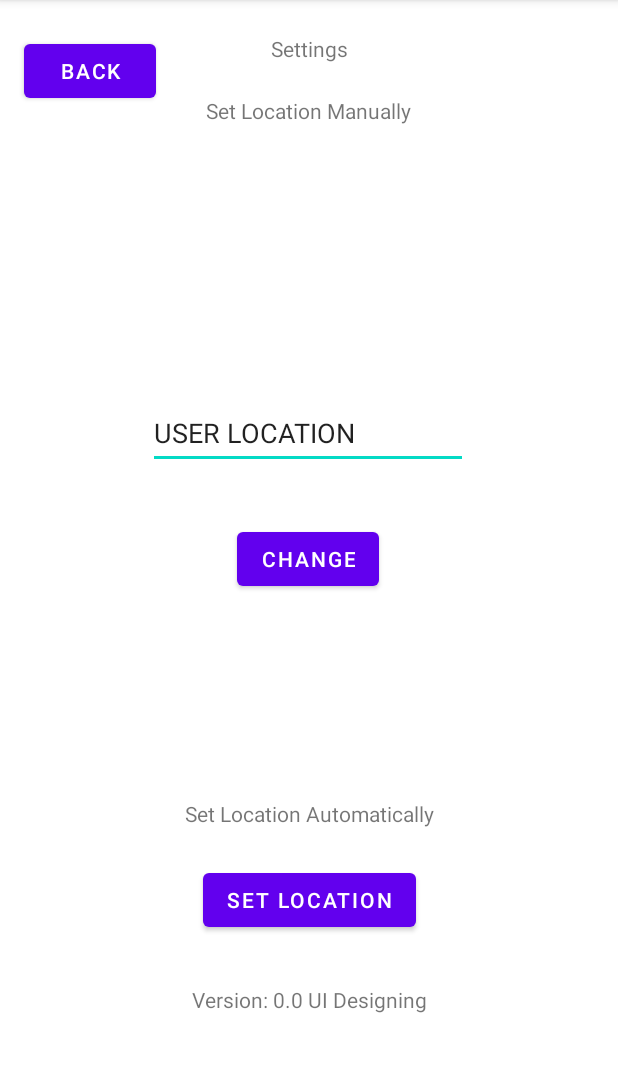
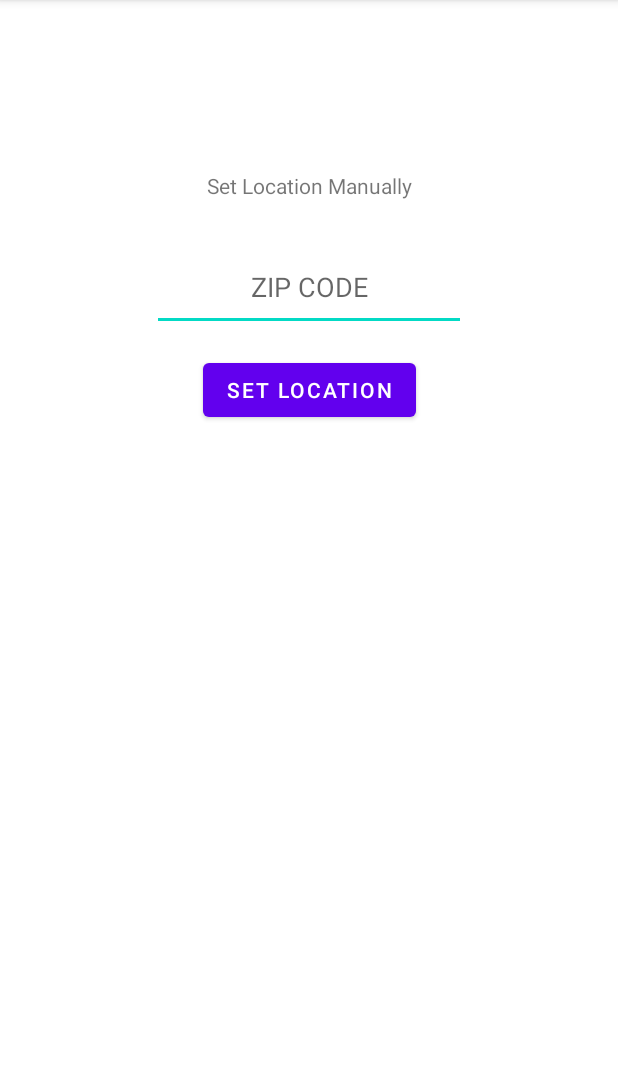
Before and after one commit to JakeHiggott/restaurant_randomizer, an Android app: the screen it shows after launch (settings), after a tap on "SETTINGS", on a phone screen of 412 x 824 dp, the part 84-1156 px from its top. Run offline under Robolectric (Android 15) with nearby library versions, the phone set to English and light mode, and no system bars.

Commit message:
Made some UI nicer: activity_favorites list_item activity_settings
Cleaned some UI:
activity_settings

Unfortunately could not make the custom location work.

```diff
--- a/app/src/main/java/com/example/tipcalculator/API.java
+++ b/app/src/main/java/com/example/tipcalculator/API.java
@@ -35,7 +35,7 @@ public class API {
             OkHttpClient client = new OkHttpClient();
 
             Request request = new Request.Builder()
-                    .url("https://travel-advisor.p.rapidapi.com/restaurants/list-by-latlng?latitude="+ lat +"&longitude=" + longi + "&distance=1&open_now=true&lunit=mi")
+                    .url("https://travel-advisor.p.rapidapi.com/restaurants/list-by-latlng?latitude="+ lat +"&longitude=" + longi + "&distance=3&open_now=true&lunit=mi")
                     .get()
                     .addHeader("x-rapidapi-host", "travel-advisor.p.rapidapi.com")
                     .addHeader("x-rapidapi-key", "cd241becc4msh5b28c628534ff6cp123f66jsnafb8b78e56b4")
@@ -57,7 +57,7 @@ public class API {
                     try{
                         JSONObject PhotoP = RID.getJSONObject("photo");
                         JSONObject imageP = PhotoP.getJSONObject("images");
-                        JSONObject thumbP = imageP.getJSONObject("thumbnail");
+                        JSONObject thumbP = imageP.getJSONObject("small");
                         RestaurantPhoto.add(thumbP.getString("url"));
                     }catch (JSONException e){
                         e.printStackTrace();
--- a/app/src/main/java/com/example/tipcalculator/Globals.java
+++ b/app/src/main/java/com/example/tipcalculator/Globals.java
@@ -20,6 +20,7 @@ public class Globals {
     public int FavID;
     public double FavLat;
     public double FavLong;
+    public int zip;
 
 
     private Globals(){}
--- a/app/src/main/java/com/example/tipcalculator/settings.java
+++ b/app/src/main/java/com/example/tipcalculator/settings.java
@@ -1,7 +1,11 @@
 package com.example.tipcalculator;
 
+import android.content.Intent;
+import android.net.Uri;
 import android.os.Bundle;
+import android.view.View;
 import android.widget.Button;
+import android.widget.EditText;
 
 import androidx.appcompat.app.AppCompatActivity;
 
@@ -11,12 +15,11 @@ public class settings extends AppCompatActivity {
     protected void onCreate(Bundle savedInstanceState) {
         super.onCreate(savedInstanceState);
         setContentView(R.layout.activity_settings);
-        settingsBackButton();
-
-    }
-    private void settingsBackButton() {
-        Button displayButton = findViewById(R.id.settingsBackButton);
-        displayButton.setOnClickListener(view -> finish());
+        Globals g = Globals.getInstance();
+        EditText zip = findViewById(R.id.editTextNumber);
+        Button set_btn = findViewById(R.id.button8);
+        set_btn.setOnClickListener(v -> g.zip = Integer.parseInt(zip.getText().toString()));
     }
 
+
 }
--- a/app/src/main/res/layout/activity_settings.xml
+++ b/app/src/main/res/layout/activity_settings.xml
@@ -1,97 +1,45 @@
 <?xml version="1.0" encoding="utf-8"?>
 <androidx.constraintlayout.widget.ConstraintLayout xmlns:android="http://schemas.android.com/apk/res/android"
     xmlns:app="http://schemas.android.com/apk/res-auto"
-    xmlns:tools="http://schemas.android.com/tools"
     android:layout_width="match_parent"
     android:layout_height="match_parent">
-
-    <Button
-        android:id="@+id/button7"
-        android:layout_width="wrap_content"
-        android:layout_height="wrap_content"
-        android:layout_marginBottom="136dp"
-        android:text="@string/change"
-        app:layout_constraintBottom_toTopOf="@+id/textView10"
-        app:layout_constraintEnd_toEndOf="parent"
-        app:layout_constraintHorizontal_bias="0.498"
-        app:layout_constraintStart_toStartOf="parent" />
-
-    <TextView
-        android:id="@+id/textView8"
-        android:layout_width="wrap_content"
-        android:layout_height="wrap_content"
-        android:text="@string/settings"
-        app:layout_constraintBottom_toTopOf="@+id/textView9"
-        app:layout_constraintEnd_toEndOf="parent"
-        app:layout_constraintStart_toStartOf="parent"
-        app:layout_constraintTop_toTopOf="parent" />
-
-    <EditText
-        android:id="@+id/editTextTextPersonName5"
-        android:layout_width="wrap_content"
-        android:layout_height="wrap_content"
-        android:layout_marginBottom="36dp"
-        android:ems="10"
-        android:inputType="textPersonName"
-        android:minHeight="48dp"
-        android:text="@string/user_location"
-        app:layout_constraintBottom_toTopOf="@+id/button7"
-        app:layout_constraintEnd_toEndOf="parent"
-        app:layout_constraintHorizontal_bias="0.497"
-        app:layout_constraintStart_toStartOf="parent"
-        android:autofillHints=""
-        tools:ignore="LabelFor" />
 
     <Button
         android:id="@+id/button8"
         android:layout_width="wrap_content"
         android:layout_height="wrap_content"
-        android:layout_marginBottom="144dp"
+        android:layout_marginTop="15dp"
         android:text="@string/set_location"
-        app:layout_constraintBottom_toBottomOf="parent"
         app:layout_constraintEnd_toEndOf="parent"
-        app:layout_constraintStart_toStartOf="parent" />
+        app:layout_constraintHorizontal_bias="0.5"
+        app:layout_constraintStart_toStartOf="parent"
+        app:layout_constraintTop_toBottomOf="@+id/editTextNumber" />
 
     <TextView
         android:id="@+id/textView9"
         android:layout_width="wrap_content"
         android:layout_height="wrap_content"
-        android:layout_marginTop="64dp"
+        android:layout_marginTop="114dp"
         android:text="@string/set_location_manually"
         app:layout_constraintEnd_toEndOf="parent"
-        app:layout_constraintHorizontal_bias="0.498"
+        app:layout_constraintHorizontal_bias="0.5"
         app:layout_constraintStart_toStartOf="parent"
         app:layout_constraintTop_toTopOf="parent" />
 
-    <TextView
-        android:id="@+id/textView10"
-        android:layout_width="wrap_content"
-        android:layout_height="wrap_content"
-        android:layout_marginBottom="24dp"
-        android:text="@string/set_location_automatically"
-        app:layout_constraintBottom_toTopOf="@+id/button8"
+    <EditText
+        android:id="@+id/editTextNumber"
+        android:layout_width="209dp"
+        android:layout_height="58dp"
+        android:layout_marginTop="29dp"
+        android:autofillHints="zip code"
+        android:ems="10"
+        android:hint="@string/zip_code_hint"
+        android:inputType="number"
+        android:maxLength="5"
+        android:textAlignment="center"
         app:layout_constraintEnd_toEndOf="parent"
-        app:layout_constraintStart_toStartOf="parent" />
-
-    <TextView
-        android:id="@+id/textView11"
-        android:layout_width="wrap_content"
-        android:layout_height="wrap_content"
-        android:layout_marginBottom="92dp"
-        android:text="@string/version_0_0_ui_designing"
-        app:layout_constraintBottom_toBottomOf="parent"
-        app:layout_constraintEnd_toEndOf="parent"
-        app:layout_constraintStart_toStartOf="parent" />
-
-    <Button
-        android:id="@+id/settingsBackButton"
-        android:layout_width="wrap_content"
-        android:layout_height="wrap_content"
-        android:layout_marginStart="16dp"
-        android:text="@string/back"
-        app:layout_constraintBottom_toBottomOf="parent"
+        app:layout_constraintHorizontal_bias="0.5"
         app:layout_constraintStart_toStartOf="parent"
-        app:layout_constraintTop_toTopOf="parent"
-        app:layout_constraintVertical_bias="0.032" />
+        app:layout_constraintTop_toBottomOf="@+id/textView9" />
 
 </androidx.constraintlayout.widget.ConstraintLayout>
--- a/app/src/main/res/layout/list_item.xml
+++ b/app/src/main/res/layout/list_item.xml
@@ -23,5 +23,7 @@
         android:layout_toEndOf="@id/image"
         android:gravity="center_vertical"
         android:text="@string/temporary"
-        android:textSize="17sp" />
+        android:textColor="@color/black"
+        android:textSize="24sp"
+        android:textStyle="normal" />
 </RelativeLayout>
--- a/app/src/main/res/values/colors.xml
+++ b/app/src/main/res/values/colors.xml
@@ -7,4 +7,6 @@
     <color name="teal_700">#FF018786</color>
     <color name="black">#FF000000</color>
     <color name="white">#FFFFFFFF</color>
+    <color name="lightGray">#EBEBEB</color>
+    <color name="lightTeal">#CBEDEE</color>
 </resources>
--- a/app/src/main/res/values/strings.xml
+++ b/app/src/main/res/values/strings.xml
@@ -6,7 +6,6 @@
     <string name="second_fragment_label">Second Fragment</string>
     <string name="next">Next</string>
     <string name="previous">Previous</string>
-
     <string name="hello_first_fragment">Hello first fragment</string>
     <string name="hello_second_fragment">Hello second fragment. Arg: %1$s</string>
     <string name="title_activity_favorites">favorites</string>
@@ -39,4 +38,5 @@
     <string name="this_action_can_not_be_undone">This action can not be undone.</string>
     <string name="yes">Yes</string>
     <string name="no">No</string>
+    <string name="zip_code_hint">ZIP CODE</string>
 </resources>
```
Also changed, not shown: app/src/main/java/com/example/tipcalculator/Adapter.java (+6 -1 lines), app/src/main/res/layout/activity_favorites.xml (+4 -5 lines), app/src/main/res/layout/activity_restuarantpage.xml (+16 -13 lines).
